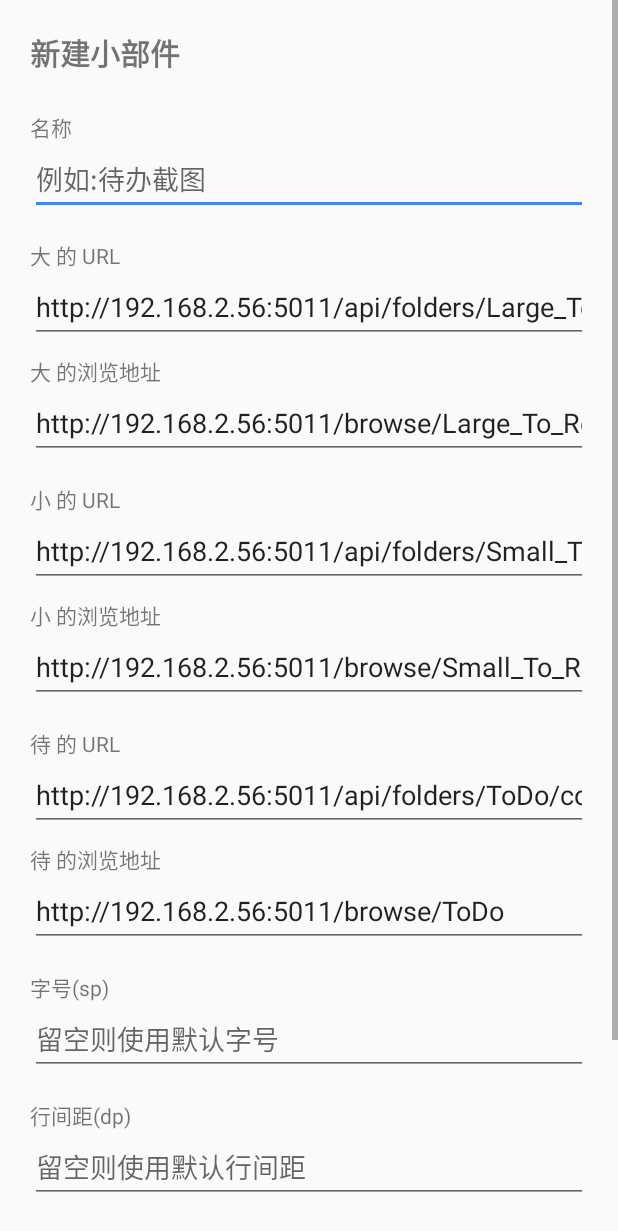
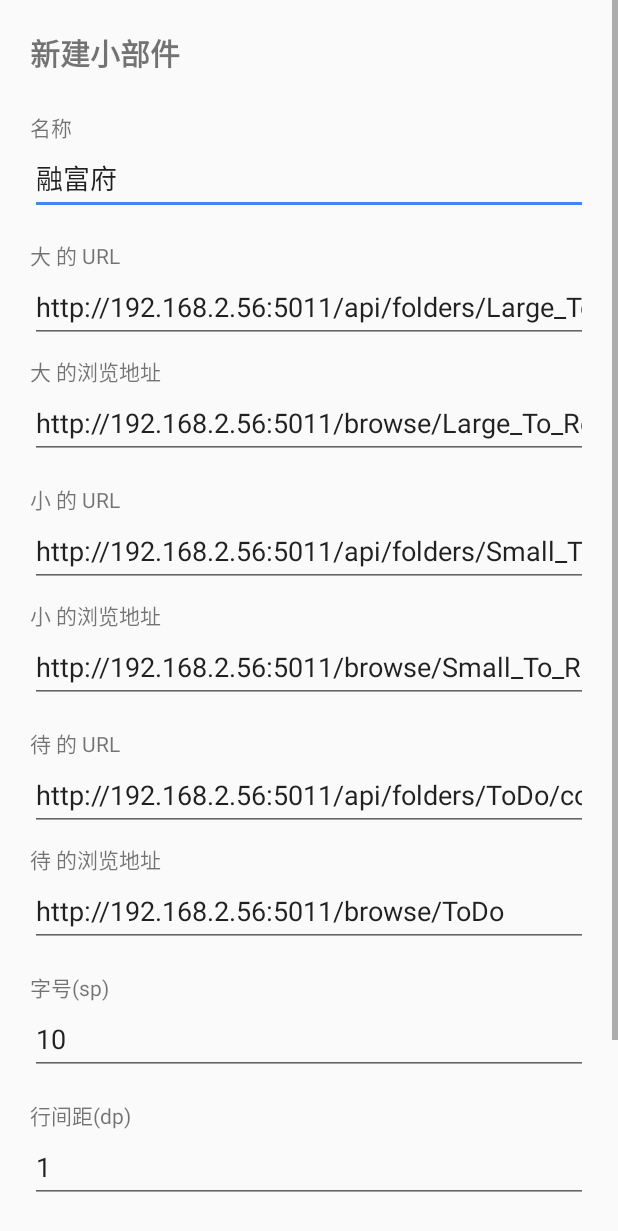
Before and after one commit to windy003/P_Web_Screenshots_ToDo_ToRemember, an Android app: the WidgetConfigureActivity screen opened directly, with no data from a screen before it, on a phone screen of 412 x 824 dp. Shown: the top 1231 px of the screen. Run offline under Robolectric (Android 15) with nearby library versions, the phone set to English and light mode, and no system bars; 1 statement that could not run was skipped.

Commit message:
安卓app默认使用正确的配置

```diff
--- a/client/android/app/build.gradle.kts
+++ b/client/android/app/build.gradle.kts
@@ -12,7 +12,7 @@ android {
         minSdk = 24
         targetSdk = 34
         versionCode = 1
-        versionName = "2026/9/10-1"
+        versionName = "2026/11/4-1"
     }
 
     buildTypes {
--- a/client/android/app/src/main/res/layout/activity_widget_configure.xml
+++ b/client/android/app/src/main/res/layout/activity_widget_configure.xml
@@ -29,6 +29,7 @@
             android:layout_width="match_parent"
             android:layout_height="wrap_content"
             android:hint="@string/hint_name"
+            android:text="@string/default_name"
             android:inputType="text" />
 
         <TextView
@@ -126,6 +127,7 @@
             android:layout_width="match_parent"
             android:layout_height="wrap_content"
             android:hint="@string/hint_text_size"
+            android:text="@string/default_text_size"
             android:inputType="numberDecimal" />
 
         <TextView
@@ -139,6 +141,7 @@
             android:layout_width="match_parent"
             android:layout_height="wrap_content"
             android:hint="@string/hint_line_spacing"
+            android:text="@string/default_line_spacing"
             android:inputType="numberDecimal" />
 
         <LinearLayout
--- a/client/android/app/src/main/res/values/strings.xml
+++ b/client/android/app/src/main/res/values/strings.xml
@@ -20,13 +20,16 @@
     <string name="label_line_spacing">行间距(dp)</string>
     <string name="hint_line_spacing">留空则使用默认行间距</string>
     <string name="error_invalid_number">字号/行间距请输入数字,或留空使用默认值</string>
-    <!-- 预填在 URL 输入框里的默认值,仅供参考,请改成自己服务端的实际 IP/端口/文件夹 key -->
+    <!-- 新建小部件时(首次安装 / 清除数据后 / 删除重加)预填的默认配置,可自行修改 -->
+    <string name="default_name">融富府</string>
     <string name="example_url_big">http://192.168.2.56:5011/api/folders/Large_To_Remember/count</string>
     <string name="example_url_small">http://192.168.2.56:5011/api/folders/Small_To_Remember/count</string>
     <string name="example_url_todo">http://192.168.2.56:5011/api/folders/ToDo/count</string>
     <string name="example_browse_big">http://192.168.2.56:5011/browse/Large_To_Remember</string>
     <string name="example_browse_small">http://192.168.2.56:5011/browse/Small_To_Remember</string>
     <string name="example_browse_todo">http://192.168.2.56:5011/browse/ToDo</string>
+    <string name="default_text_size">10</string>
+    <string name="default_line_spacing">1</string>
     <string name="row_label_big">大</string>
     <string name="row_label_small">小</string>
     <string name="row_label_todo">待</string>
```
